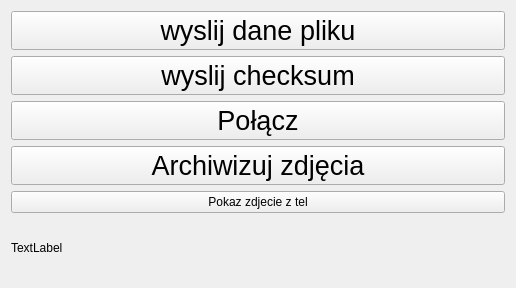
militia11/in, file ClientApplication/src/libs/ui/MainWindow.ui: the form before one commit.
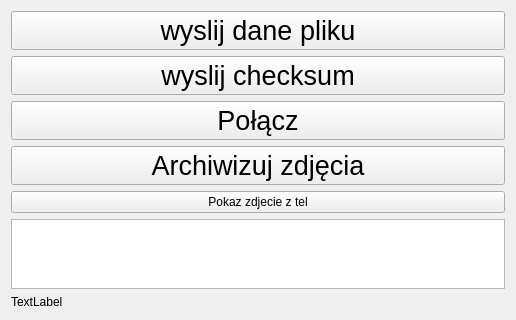
The form after the commit.

Commit message: do ladu fin

What changed in the file:
```diff
--- a/ClientApplication/src/libs/ui/MainWindow.ui
+++ b/ClientApplication/src/libs/ui/MainWindow.ui
@@ -76,6 +76,9 @@
       </property>
      </widget>
     </item>
+    <item>
+     <widget class="QTextEdit" name="textEdit"/>
+    </item>
     <item>
      <widget class="QLabel" name="label">
       <property name="text">
```
The commit also changes 1 other file.
